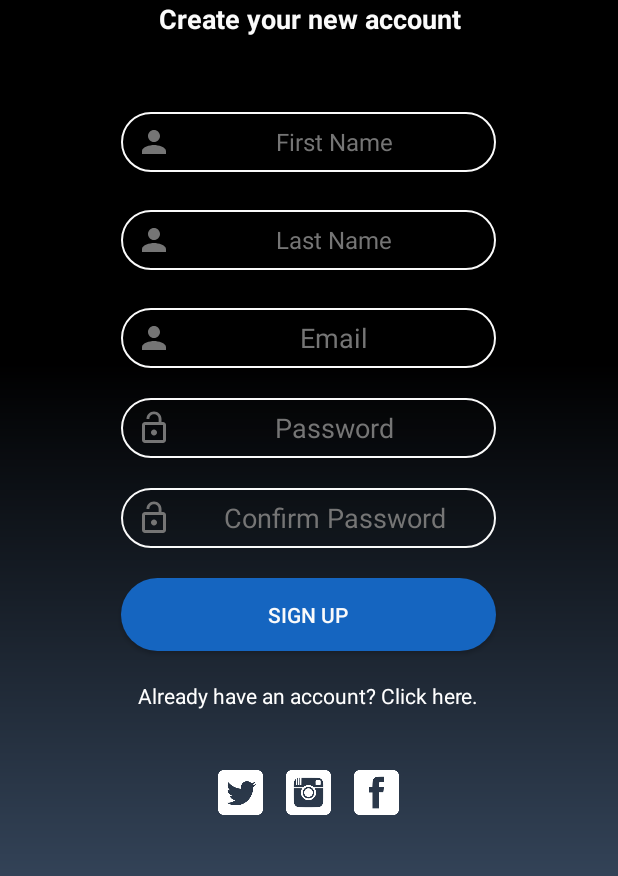
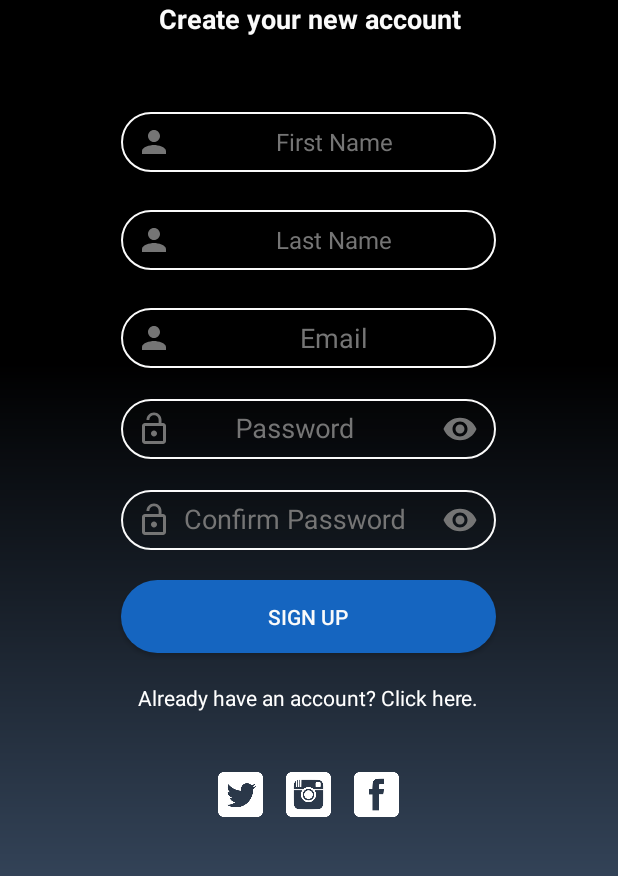
Before and after one commit to faisal2754/Vaiter, an Android app: the CustomerSignupActivity screen opened directly, with no data from a screen before it, on a phone screen of 412 x 824 dp, the part 255-1131 px from its top. Run offline under Robolectric (Android 15) with nearby library versions, the light colour scheme and no system bars.

Commit message:
Added animations and show password.

```diff
--- a/app/src/main/java/com/example/vaiterapp/LaunchActivity.java
+++ b/app/src/main/java/com/example/vaiterapp/LaunchActivity.java
@@ -41,7 +41,6 @@ public class LaunchActivity extends AppCompatActivity {
     public void LoginClick(){
         Intent staffIntent = new Intent(LaunchActivity.this, LoginActivity.class);
         startActivity(staffIntent);
-
     }
 
     public void CustomerClick(){
--- a/app/src/main/java/com/example/vaiterapp/LoginActivity.java
+++ b/app/src/main/java/com/example/vaiterapp/LoginActivity.java
@@ -173,4 +173,5 @@ public class LoginActivity extends AppCompatActivity {
         });
     }
 
+
 }
--- /dev/null
+++ b/app/src/main/res/anim/slide_in_left.xml
@@ -0,0 +1,7 @@
+<?xml version="1.0" encoding="utf-8"?>
+<set xmlns:android="http://schemas.android.com/apk/res/android">
+    <translate
+        android:duration="@android:integer/config_mediumAnimTime"
+        android:fromXDelta="-100%p"
+        android:toXDelta="0" />
+</set>
--- /dev/null
+++ b/app/src/main/res/anim/slide_in_right.xml
@@ -0,0 +1,7 @@
+<?xml version="1.0" encoding="utf-8"?>
+<set xmlns:android="http://schemas.android.com/apk/res/android">
+    <translate
+        android:duration="@android:integer/config_mediumAnimTime"
+        android:fromXDelta="100%p"
+        android:toXDelta="0" />
+</set>
--- /dev/null
+++ b/app/src/main/res/anim/slide_out_left.xml
@@ -0,0 +1,7 @@
+<?xml version="1.0" encoding="utf-8"?>
+<set xmlns:android="http://schemas.android.com/apk/res/android">
+    <translate
+        android:duration="@android:integer/config_mediumAnimTime"
+        android:fromXDelta="0"
+        android:toXDelta="-100%p" />
+</set>
--- /dev/null
+++ b/app/src/main/res/anim/slide_out_right.xml
@@ -0,0 +1,7 @@
+<?xml version="1.0" encoding="utf-8"?>
+<set xmlns:android="http://schemas.android.com/apk/res/android">
+    <translate
+        android:duration="@android:integer/config_mediumAnimTime"
+        android:fromXDelta="0"
+        android:toXDelta="100%p" />
+</set>
--- a/app/src/main/res/layout/activity_customer_signup.xml
+++ b/app/src/main/res/layout/activity_customer_signup.xml
@@ -85,9 +85,22 @@
                 android:gravity="center"
                 android:textColorHint="@color/white_pressed"
                 android:inputType="textEmailAddress"
-                android:layout_marginBottom="20dp"
+                android:layout_marginBottom="10dp"
                 android:drawableStart="@drawable/ic_lock"
                 android:paddingLeft="10dp"/>
+
+
+            <com.google.android.material.textfield.TextInputLayout
+
+                android:layout_width="match_parent"
+                android:layout_height="match_parent"
+                android:layout_gravity="center"
+                android:hint="Password"
+
+                android:textColorHint="@color/white_pressed"
+                android:textColor="@color/white"
+                app:passwordToggleEnabled="true"
+                app:passwordToggleTint="@color/white_pressed">
 
                 <EditText
                     android:id="@+id/cusSPass"
@@ -97,7 +110,38 @@
                     android:background="@drawable/rounded_edittext"
                     android:drawableLeft="@drawable/ic_lock"
                     android:ems="10"
-                android:hint="Password"
+
+                    android:layout_gravity="center"
+                    android:gravity="center"
+                    android:textColorHint="@color/white_pressed"
+                    android:inputType="textPassword"
+                    android:layout_marginBottom="10dp"
+                    android:drawableStart="@drawable/ic_lock"
+                    android:paddingLeft="10dp"/>
+
+            </com.google.android.material.textfield.TextInputLayout>
+
+
+            <com.google.android.material.textfield.TextInputLayout
+
+                android:layout_width="match_parent"
+                android:layout_height="match_parent"
+                android:layout_gravity="center"
+                android:hint="Confirm Password"
+
+                android:textColorHint="@color/white_pressed"
+                android:textColor="@color/white"
+                app:passwordToggleEnabled="true"
+                app:passwordToggleTint="@color/white_pressed">
+                <EditText
+                    android:id="@+id/cusSPassC"
+                    android:layout_width="250dp"
+                    android:layout_height="40dp"
+                    android:textColor="@color/white"
+                    android:background="@drawable/rounded_edittext"
+                    android:drawableLeft="@drawable/ic_lock"
+                    android:ems="10"
+
                     android:layout_gravity="center"
                     android:gravity="center"
                     android:textColorHint="@color/white_pressed"
@@ -106,22 +150,10 @@
                     android:drawableStart="@drawable/ic_lock"
                     android:paddingLeft="10dp"/>
 
-            <EditText
-                android:id="@+id/cusSPassC"
-                android:layout_width="250dp"
-                android:layout_height="40dp"
-                android:textColor="@color/white"
-                android:background="@drawable/rounded_edittext"
-                android:drawableLeft="@drawable/ic_lock"
-                android:ems="10"
-                android:hint="Confirm Password"
-                android:layout_gravity="center"
-                android:gravity="center"
-                android:textColorHint="@color/white_pressed"
-                android:inputType="textPassword"
-                android:layout_marginBottom="20dp"
-                android:drawableStart="@drawable/ic_lock"
-                android:paddingLeft="10dp"/>
+
+            </com.google.android.material.textfield.TextInputLayout>
+
+
 
             <Button
                 android:id="@+id/btnCusSignUp"
--- a/app/src/main/res/values/styles.xml
+++ b/app/src/main/res/values/styles.xml
@@ -6,6 +6,7 @@
         <item name="colorPrimary">@color/colorPrimary</item>
         <item name="colorPrimaryDark">@color/colorPrimaryDark</item>
         <item name="colorAccent">@color/colorAccent</item>
+        <item name="android:windowAnimationStyle">@style/CustomActivityAnimation</item>
     </style>
 
     <style name="AppTheme.NoActionBar">
@@ -17,4 +18,12 @@
 
     <style name="AppTheme.PopupOverlay" parent="ThemeOverlay.AppCompat.Light" />
 
+    <style name="CustomActivityAnimation" parent="@android:style/Animation.Activity">
+        <item name="android:activityOpenEnterAnimation">@anim/slide_in_right</item>
+        <item name="android:activityOpenExitAnimation">@anim/slide_out_left</item>
+        <item name="android:activityCloseEnterAnimation">@anim/slide_in_left</item>
+        <item name="android:activityCloseExitAnimation">@anim/slide_out_right</item>
+    </style>
+
+
 </resources>
```
Also changed, not shown: app/src/main/res/layout/activity_login.xml (+15 -1 lines), app/src/main/res/layout/activity_staff_signup.xml (+33 -3 lines). Lines whose indentation alone changed are shown as unchanged.
